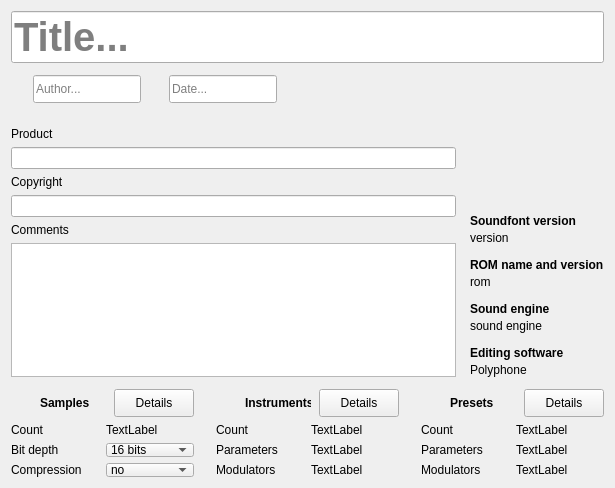
The window that sources/editor/pagesf2.ui (davy7125/polyphone) describes before a commit, drawn with Qt 5.
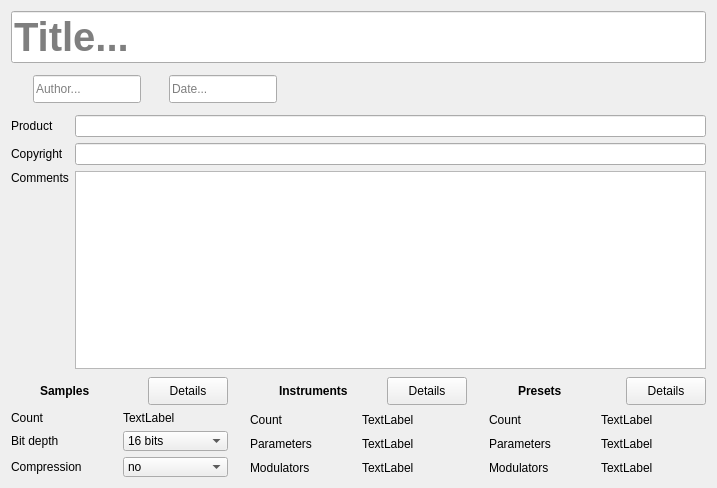
The same window after the commit. Icons and pictures are not drawn. Custom widgets are drawn as their Qt base class.

Commit message:
General information layout
Closes  #290

What changed in the file:
```diff
--- a/sources/editor/pagesf2.ui
+++ b/sources/editor/pagesf2.ui
@@ -6,7 +6,7 @@
    <rect>
     <x>0</x>
     <y>0</y>
-    <width>615</width>
+    <width>717</width>
     <height>488</height>
    </rect>
   </property>
@@ -44,9 +44,6 @@
    </item>
    <item>
     <layout class="QHBoxLayout" name="horizontalLayout_2">
-     <property name="topMargin">
-      <number>0</number>
-     </property>
      <item>
       <widget class="QLabel" name="labelUser">
        <property name="minimumSize">
@@ -166,224 +163,82 @@
        </property>
       </spacer>
      </item>
+     <item>
+      <widget class="QLabel" name="labelInfo">
+       <property name="minimumSize">
+        <size>
+         <width>18</width>
+         <height>18</height>
+        </size>
+       </property>
+       <property name="maximumSize">
+        <size>
+         <width>18</width>
+         <height>18</height>
+        </size>
+       </property>
+       <property name="textFormat">
+        <enum>Qt::TextFormat::PlainText</enum>
+       </property>
+       <property name="pixmap">
+        <pixmap resource="../resources.qrc">:/icons/info.svg</pixmap>
+       </property>
+       <property name="scaledContents">
+        <bool>true</bool>
+       </property>
+      </widget>
+     </item>
     </layout>
    </item>
    <item>
-    <layout class="QHBoxLayout" name="horizontalLayout_3" stretch="10,0,0">
-     <property name="topMargin">
-      <number>12</number>
-     </property>
+    <layout class="QGridLayout" name="gridLayout_2">
      <property name="bottomMargin">
-      <number>6</number>
+      <number>2</number>
      </property>
-     <item>
-      <layout class="QVBoxLayout" name="layoutMiddleLeft">
-       <item>
-        <widget class="QLabel" name="label_25">
-         <property name="text">
-          <string>Product</string>
-         </property>
-        </widget>
-       </item>
-       <item>
-        <widget class="QLineEdit" name="lineEdit_product">
-         <property name="maxLength">
-          <number>255</number>
-         </property>
-        </widget>
-       </item>
-       <item>
-        <widget class="QLabel" name="label_23">
-         <property name="text">
-          <string>Copyright</string>
-         </property>
-        </widget>
-       </item>
-       <item>
-        <widget class="QLineEdit" name="lineEdit_copyright">
-         <property name="maxLength">
-          <number>255</number>
-         </property>
-        </widget>
-       </item>
-       <item>
-        <widget class="QLabel" name="label_26">
-         <property name="text">
-          <string>Comments</string>
-         </property>
-        </widget>
-       </item>
-       <item>
-        <widget class="TextEdit" name="textEdit_Com">
-         <property name="acceptRichText">
-          <bool>false</bool>
-         </property>
-        </widget>
-       </item>
-      </layout>
+     <item row="0" column="0">
+      <widget class="QLabel" name="label_25">
+       <property name="text">
+        <string>Product</string>
+       </property>
+      </widget>
      </item>
-     <item>
-      <widget class="QFrame" name="frame">
-       <property name="minimumSize">
-        <size>
-         <width>2</width>
-         <height>0</height>
-        </size>
+     <item row="2" column="0">
+      <widget class="QLabel" name="label_26">
+       <property name="text">
+        <string>Comments</string>
        </property>
-       <property name="maximumSize">
-        <size>
-         <width>2</width>
-         <height>16777215</height>
-        </size>
+       <property name="alignment">
+        <set>Qt::AlignmentFlag::AlignLeading|Qt::AlignmentFlag::AlignLeft|Qt::AlignmentFlag::AlignTop</set>
        </property>
-       <property name="frameShape">
-        <enum>QFrame::Shape::NoFrame</enum>
+      </widget>
+     </item>
+     <item row="1" column="1">
+      <widget class="QLineEdit" name="lineEdit_copyright">
+       <property name="maxLength">
+        <number>255</number>
        </property>
       </widget>
      </item>
-     <item>
-      <layout class="QVBoxLayout" name="layoutMiddleRight">
-       <property name="spacing">
-        <number>3</number>
+     <item row="1" column="0">
+      <widget class="QLabel" name="label_23">
+       <property name="text">
+        <string>Copyright</string>
        </property>
-       <item>
-        <spacer name="verticalSpacer">
-         <property name="orientation">
-          <enum>Qt::Orientation::Vertical</enum>
-         </property>
-         <property name="sizeHint" stdset="0">
-          <size>
-           <width>20</width>
-           <height>40</height>
-          </size>
-         </property>
-        </spacer>
-       </item>
-       <item>
-        <widget class="QLabel" name="label_5">
-         <property name="font">
-          <font>
-           <bold>true</bold>
-          </font>
-         </property>
-         <property name="text">
-          <string>Soundfont version</string>
-         </property>
-        </widget>
-       </item>
-       <item>
-        <widget class="QLabel" name="label_sfVersion">
-         <property name="text">
-          <string notr="true">version</string>
-         </property>
-        </widget>
-       </item>
-       <item>
-        <spacer name="verticalSpacer_2">
-         <property name="orientation">
-          <enum>Qt::Orientation::Vertical</enum>
-         </property>
-         <property name="sizeType">
-          <enum>QSizePolicy::Policy::Fixed</enum>
-         </property>
-         <property name="sizeHint" stdset="0">
-          <size>
-           <width>20</width>
-           <height>10</height>
-          </size>
-         </property>
-        </spacer>
-       </item>
-       <item>
-        <widget class="QLabel" name="label_4">
-         <property name="font">
-          <font>
-           <bold>true</bold>
-          </font>
-         </property>
-         <property name="text">
-          <string>ROM name and version</string>
-         </property>
-        </widget>
-       </item>
-       <item>
-        <widget class="QLabel" name="label_romVersion">
-         <property name="text">
-          <string notr="true">rom</string>
-         </property>
-        </widget>
-       </item>
-       <item>
-        <spacer name="verticalSpacer_3">
-         <property name="orientation">
-          <enum>Qt::Orientation::Vertical</enum>
-         </property>
-         <property name="sizeType">
-          <enum>QSizePolicy::Policy::Fixed</enum>
-         </property>
-         <property name="sizeHint" stdset="0">
-          <size>
-           <width>20</width>
-           <height>10</height>
-          </size>
-         </property>
-        </spacer>
-       </item>
-       <item>
-        <widget class="QLabel" name="label_3">
-         <property name="font">
-          <font>
-           <bold>true</bold>
-          </font>
-         </property>
-         <property name="text">
-          <string>Sound engine</string>
-         </property>
-        </widget>
-       </item>
-       <item>
-        <widget class="QLabel" name="label_soundEngine">
-         <property name="text">
-          <string notr="true">sound engine</string>
-         </property>
-        </widget>
-       </item>
-       <item>
-        <spacer name="verticalSpacer_4">
-         <property name="orientation">
-          <enum>Qt::Orientation::Vertical</enum>
-         </property>
-         <property name="sizeType">
-          <enum>QSizePolicy::Policy::Fixed</enum>
-         </property>
-         <property name="sizeHint" stdset="0">
-          <size>
-           <width>20</width>
-           <height>10</height>
-          </size>
-         </property>
-        </spacer>
-       </item>
-       <item>
-        <widget class="QLabel" name="label_2">
-         <property name="font">
-          <font>
-           <bold>true</bold>
-          </font>
-         </property>
-         <property name="text">
-          <string>Editing software</string>
-         </property>
-        </widget>
-       </item>
-       <item>
-        <widget class="QLabel" name="label_software">
-         <property name="text">
-          <string notr="true">Polyphone</string>
-         </property>
-        </widget>
-       </item>
-      </layout>
+      </widget>
+     </item>
+     <item row="0" column="1">
+      <widget class="QLineEdit" name="lineEdit_product">
+       <property name="maxLength">
+        <number>255</number>
+       </property>
+      </widget>
+     </item>
+     <item row="2" column="1">
+      <widget class="TextEdit" name="textEdit_Com">
+       <property name="acceptRichText">
+        <bool>false</bool>
+       </property>
+      </widget>
      </item>
     </layout>
    </item>
```
Left out of the diff: 9 changed lines with no effect on the pictures. The commit also changes 18 other files.
